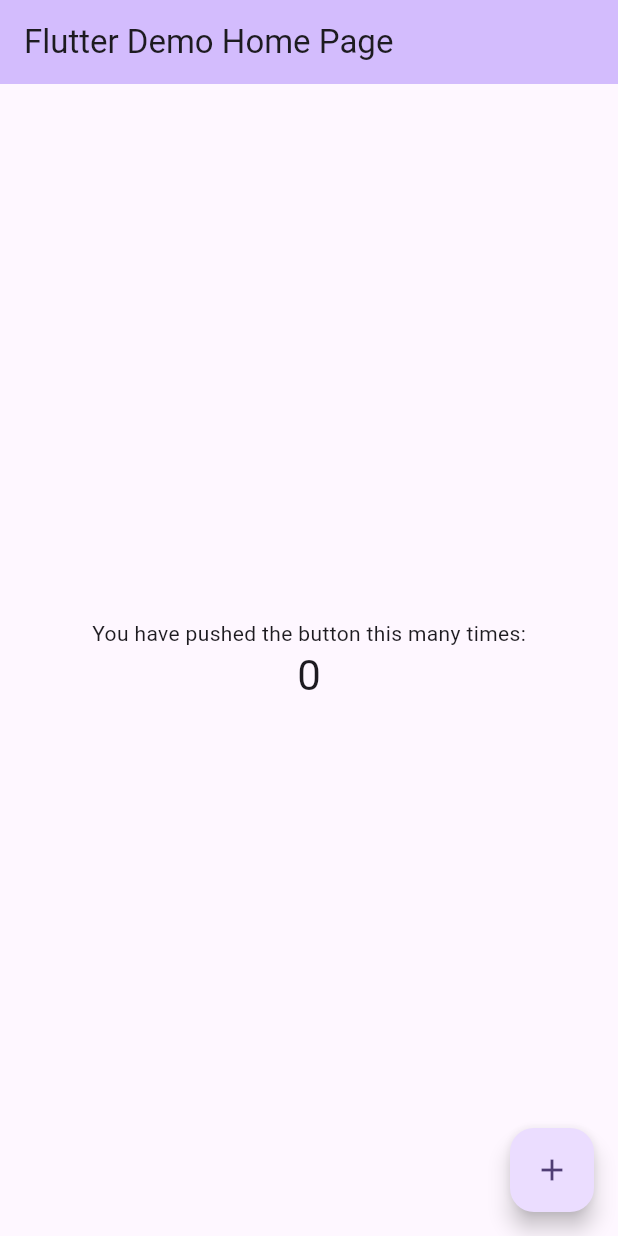
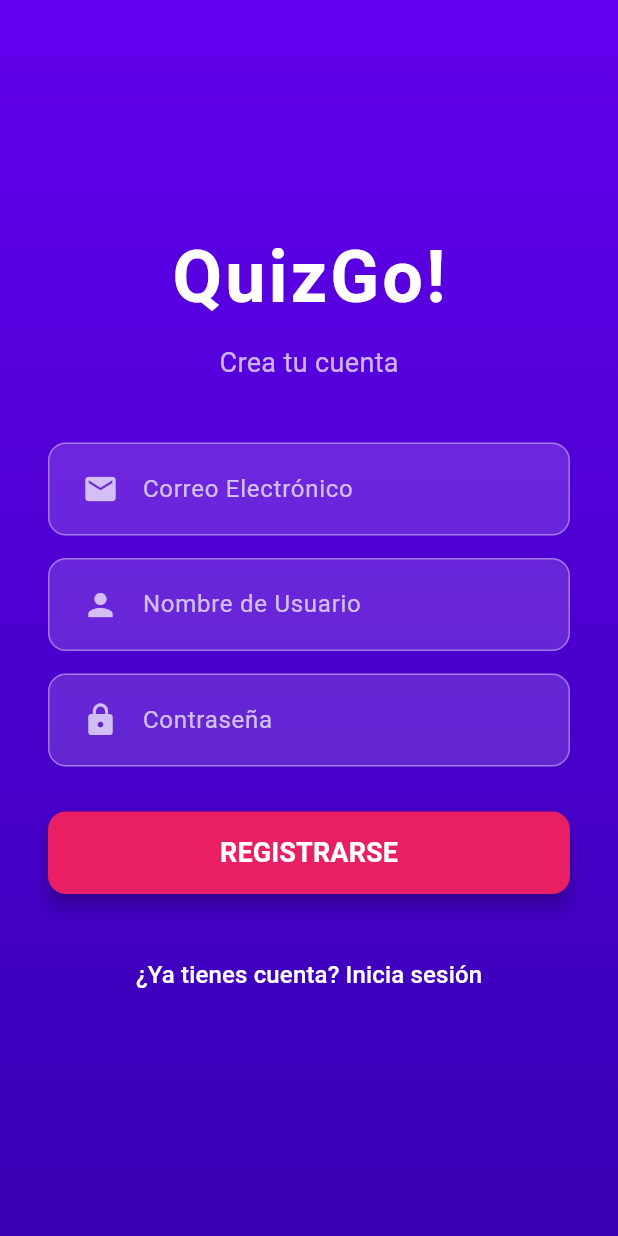
Before and after one commit to aledance/QuizGoFront, a Flutter app: the screen it shows after launch, on a phone screen of 412 x 824 dp. Run offline on Flutter 3.47's test engine with Material 3 defaults, Android fonts, the phone set to English and light mode, and no system bars.

Commit message:
estructuracion de carpetas conforme a arq hexagonal y creacion de modelo base de vista de registro

```diff
--- /dev/null
+++ b/lib/core/utils/colors.dart
@@ -0,0 +1,6 @@
+import 'package:flutter/material.dart';
+
+const Color primaryPurple = Color(0xFF6200EE);
+const Color darkPurple = Color(0xFF3700B3);
+const Color accentPink = Color(0xFFE91E63);
+const Color lightBackground = Color(0xFFF5F5F5);
--- /dev/null
+++ b/lib/features/authentication/presentation/pages/register.dart
@@ -0,0 +1,157 @@
+import 'package:flutter/material.dart';
+// Asumiendo que has creado el archivo de colores
+import '/core/utils/colors.dart';
+
+class RegisterPage extends StatelessWidget {
+  const RegisterPage({super.key});
+
+  @override
+  Widget build(BuildContext context) {
+    return Scaffold(
+      // 1. Fondo con gradiente morado
+      body: Container(
+        decoration: const BoxDecoration(
+          gradient: LinearGradient(
+            colors: [primaryPurple, darkPurple],
+            begin: Alignment.topCenter,
+            end: Alignment.bottomCenter,
+          ),
+        ),
+        child: Center(
+          child: SingleChildScrollView(
+            padding: const EdgeInsets.all(32.0),
+            child: Column(
+              mainAxisAlignment: MainAxisAlignment.center,
+              children: <Widget>[
+                // 2. Logo/Título de la aplicación
+                const Text(
+                  'QuizGo!',
+                  style: TextStyle(
+                    color: Colors.white,
+                    fontSize: 48,
+                    fontWeight: FontWeight.bold,
+                    letterSpacing: 2,
+                  ),
+                ),
+                const SizedBox(height: 10),
+                const Text(
+                  'Crea tu cuenta',
+                  style: TextStyle(
+                    color: Colors.white70,
+                    fontSize: 18,
+                  ),
+                ),
+                const SizedBox(height: 40),
+
+                // 3. Formulario (Simulación sin BLoC/Controladores)
+                _buildRegistrationForm(),
+                const SizedBox(height: 30),
+
+                // 4. Botón de Navegación a Login
+                TextButton(
+                  onPressed: () {
+                    // Acción para navegar a la página de Login
+                  },
+                  child: const Text(
+                    '¿Ya tienes cuenta? Inicia sesión',
+                    style: TextStyle(color: Colors.white, fontSize: 16),
+                  ),
+                ),
+              ],
+            ),
+          ),
+        ),
+      ),
+    );
+  }
+
+  Widget _buildRegistrationForm() {
+    return Column(
+      children: [
+        // Campo de Correo Electrónico
+        _AuthInputField(
+          icon: Icons.email,
+          hintText: 'Correo Electrónico',
+        ),
+        const SizedBox(height: 15),
+
+        // Campo de Nombre de Usuario
+        _AuthInputField(
+          icon: Icons.person,
+          hintText: 'Nombre de Usuario',
+        ),
+        const SizedBox(height: 15),
+
+        // Campo de Contraseña
+        _AuthInputField(
+          icon: Icons.lock,
+          hintText: 'Contraseña',
+          isPassword: true,
+        ),
+        const SizedBox(height: 30),
+
+        // Botón Principal de Registro
+        SizedBox(
+          width: double.infinity,
+          height: 55,
+          child: ElevatedButton(
+            onPressed: () {
+              // Lógica para llamar al RegisterUseCase (a través del BLoC/Provider)
+            },
+            style: ElevatedButton.styleFrom(
+              backgroundColor: accentPink, // Tono rosa para el acento
+              shape: RoundedRectangleBorder(
+                borderRadius: BorderRadius.circular(12),
+              ),
+              elevation: 5,
+            ),
+            child: const Text(
+              'REGISTRARSE',
+              style: TextStyle(
+                fontSize: 18,
+                fontWeight: FontWeight.bold,
+                color: Colors.white,
+              ),
+            ),
+          ),
+        ),
+      ],
+    );
+  }
+}
+
+// Widget de Campo de Entrada Reutilizable para Autenticación
+class _AuthInputField extends StatelessWidget {
+  final IconData icon;
+  final String hintText;
+  final bool isPassword;
+
+  const _AuthInputField({
+    required this.icon,
+    required this.hintText,
+    this.isPassword = false,
+  });
+
+  @override
+  Widget build(BuildContext context) {
+    return Container(
+      padding: const EdgeInsets.symmetric(horizontal: 10),
+      decoration: BoxDecoration(
+        color: Colors.white.withOpacity(0.15),
+        borderRadius: BorderRadius.circular(12),
+        border: Border.all(color: Colors.white38),
+      ),
+      child: TextField(
+        obscureText: isPassword,
+        style: const TextStyle(color: Colors.white),
+        decoration: InputDecoration(
+          prefixIcon: Icon(icon, color: Colors.white70),
+          hintText: hintText,
+          hintStyle: const TextStyle(color: Colors.white70),
+          border: InputBorder.none,
+          contentPadding: const EdgeInsets.symmetric(vertical: 18),
+        ),
+      ),
+    );
+  }
+}
--- a/lib/main.dart
+++ b/lib/main.dart
@@ -1,4 +1,6 @@
 import 'package:flutter/material.dart';
+// 1. Importa el archivo de la página de registro
+import '/features/authentication/presentation/pages/register.dart';
 
 void main() {
   runApp(const MyApp());
@@ -7,116 +9,16 @@ void main() {
 class MyApp extends StatelessWidget {
   const MyApp({super.key});
 
-  // This widget is the root of your application.
   @override
   Widget build(BuildContext context) {
     return MaterialApp(
-      title: 'Flutter Demo',
+      title: 'QuizGo!',
       theme: ThemeData(
-        // This is the theme of your application.
-        //
-        // TRY THIS: Try running your application with "flutter run". You'll see
-        // the application has a purple toolbar. Then, without quitting the app,
-        // try changing the seedColor in the colorScheme below to Colors.green
-        // and then invoke "hot reload" (save your changes or press the "hot
-        // reload" button in a Flutter-supported IDE, or press "r" if you used
-        // the command line to start the app).
-        //
-        // Notice that the counter didn't reset back to zero; the application
-        // state is not lost during the reload. To reset the state, use hot
-        // restart instead.
-        //
-        // This works for code too, not just values: Most code changes can be
-        // tested with just a hot reload.
-        colorScheme: ColorScheme.fromSeed(seedColor: Colors.deepPurple),
+        // Puedes definir un tema global si lo deseas
+        primarySwatch: Colors.purple,
       ),
-      home: const MyHomePage(title: 'Flutter Demo Home Page'),
+      // 2. Instancia RegisterPage como la pantalla de inicio
+      home: const RegisterPage(),
     );
   }
 }
-
-class MyHomePage extends StatefulWidget {
-  const MyHomePage({super.key, required this.title});
-
-  // This widget is the home page of your application. It is stateful, meaning
-  // that it has a State object (defined below) that contains fields that affect
-  // how it looks.
-
-  // This class is the configuration for the state. It holds the values (in this
-  // case the title) provided by the parent (in this case the App widget) and
-  // used by the build method of the State. Fields in a Widget subclass are
-  // always marked "final".
-
-  final String title;
-
-  @override
-  State<MyHomePage> createState() => _MyHomePageState();
-}
-
-class _MyHomePageState extends State<MyHomePage> {
-  int _counter = 0;
-
-  void _incrementCounter() {
-    setState(() {
-      // This call to setState tells the Flutter framework that something has
-      // changed in this State, which causes it to rerun the build method below
-      // so that the display can reflect the updated values. If we changed
-      // _counter without calling setState(), then the build method would not be
-      // called again, and so nothing would appear to happen.
-      _counter++;
-    });
-  }
-
-  @override
-  Widget build(BuildContext context) {
-    // This method is rerun every time setState is called, for instance as done
-    // by the _incrementCounter method above.
-    //
-    // The Flutter framework has been optimized to make rerunning build methods
-    // fast, so that you can just rebuild anything that needs updating rather
-    // than having to individually change instances of widgets.
-    return Scaffold(
-      appBar: AppBar(
-        // TRY THIS: Try changing the color here to a specific color (to
-        // Colors.amber, perhaps?) and trigger a hot reload to see the AppBar
-        // change color while the other colors stay the same.
-        backgroundColor: Theme.of(context).colorScheme.inversePrimary,
-        // Here we take the value from the MyHomePage object that was created by
-        // the App.build method, and use it to set our appbar title.
-        title: Text(widget.title),
-      ),
-      body: Center(
-        // Center is a layout widget. It takes a single child and positions it
-        // in the middle of the parent.
-        child: Column(
-          // Column is also a layout widget. It takes a list of children and
-          // arranges them vertically. By default, it sizes itself to fit its
-          // children horizontally, and tries to be as tall as its parent.
-          //
-          // Column has various properties to control how it sizes itself and
-          // how it positions its children. Here we use mainAxisAlignment to
-          // center the children vertically; the main axis here is the vertical
-          // axis because Columns are vertical (the cross axis would be
-          // horizontal).
-          //
-          // TRY THIS: Invoke "debug painting" (choose the "Toggle Debug Paint"
-          // action in the IDE, or press "p" in the console), to see the
-          // wireframe for each widget.
-          mainAxisAlignment: MainAxisAlignment.center,
-          children: <Widget>[
-            const Text('You have pushed the button this many times:'),
-            Text(
-              '$_counter',
-              style: Theme.of(context).textTheme.headlineMedium,
-            ),
-          ],
-        ),
-      ),
-      floatingActionButton: FloatingActionButton(
-        onPressed: _incrementCounter,
-        tooltip: 'Increment',
-        child: const Icon(Icons.add),
-      ), // This trailing comma makes auto-formatting nicer for build methods.
-    );
-  }
-}
```
